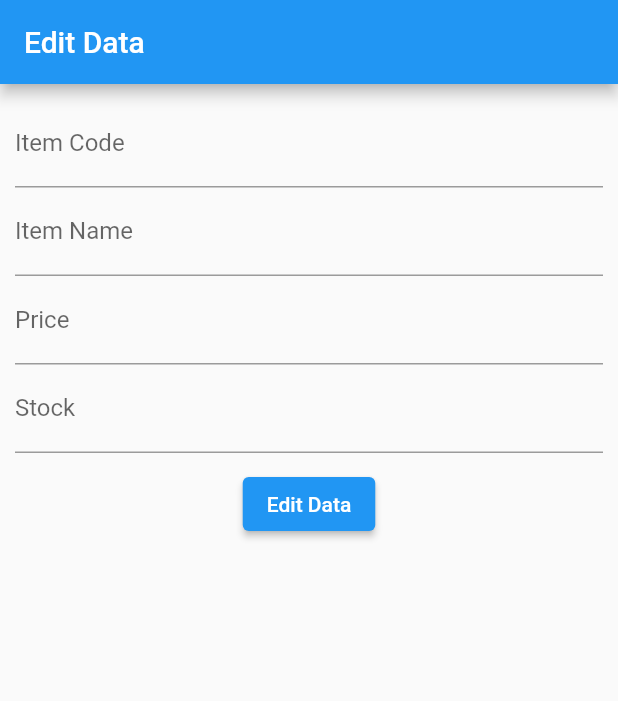
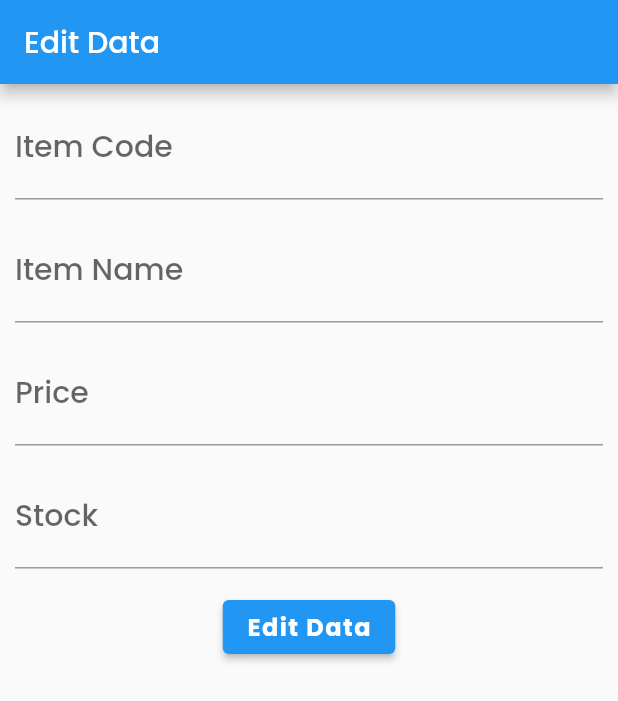
Before and after one commit to Yogadimas/MyStoreFlutter, a Flutter app: the EditData screen opened directly, on a phone screen of 412 x 824 dp. Shown: the top 701 px of the screen. Run offline on Flutter 3.47's test engine with Material 2 defaults, Android fonts, the phone set to English and light mode, and no system bars; network calls fail; statements that could not run were skipped.

Commit message:
UI UX Design
- Menambahkan textStyle
- Perbaikan navigator kembali ke halaman sebelumnya pada halaman edit
  data

```diff
--- a/lib/editdata.dart
+++ b/lib/editdata.dart
@@ -1,6 +1,8 @@
 import 'package:flutter/material.dart';
 import 'package:http/http.dart' as http;
+import 'package:my_store_flutter/detaildata.dart';
 import 'package:my_store_flutter/main.dart';
+import 'package:my_store_flutter/themes/themes.dart';
 
 class EditData extends StatefulWidget {
   // const EditData({ Key? key }) : super(key: key);
@@ -45,7 +47,19 @@ class _EditDataState extends State<EditData> {
 
   @override
   Widget build(BuildContext context) {
-    return Scaffold(
+    return WillPopScope(
+      onWillPop: () async {
+        Navigator.pushReplacement(
+          context,
+          MaterialPageRoute(
+              builder: (context) => Detail(
+                    list: widget.list,
+                    index: widget.index,
+                  )),
+        );
+        return false;
+      },
+      child: Scaffold(
         appBar: AppBar(
           title: Text("Edit Data"),
         ),
@@ -54,41 +68,47 @@ class _EditDataState extends State<EditData> {
             padding: const EdgeInsets.all(10.0),
             child: Column(children: [
               TextField(
+                style: mediumTextStyle,
                 controller: controllerCode,
                 decoration: InputDecoration(
-                  hintText: "Item Code", labelText: "Item Code"),
+                    hintText: "Item Code", labelText: "Item Code", labelStyle: TextStyle(fontSize: 20)),
               ),
+              SizedBox(height: 15,),
               TextField(
+                      style: mediumTextStyle,
                 controller: controllerName,
                 decoration: InputDecoration(
-                  hintText: "Item Name", labelText: "Item Name"),
+                    hintText: "Item Name", labelText: "Item Name", labelStyle: TextStyle(fontSize: 20)),
               ),
+               SizedBox(height: 15,),
               TextField(
+                      style: mediumTextStyle,
                 controller: controllerPrice,
                 decoration:
-                  InputDecoration(hintText: "Price", labelText: "Price"),
+                    InputDecoration(hintText: "Price", labelText: "Price", labelStyle: TextStyle(fontSize: 20)),
               ),
+               SizedBox(height: 15,),
               TextField(
+                      style: mediumTextStyle,
                 controller: controllerStock,
                 decoration:
-                  InputDecoration(hintText: "Stock", labelText: "Stock"),
+                    InputDecoration(hintText: "Stock", labelText: "Stock", labelStyle: TextStyle(fontSize: 20)),
               ),
               SizedBox(
-              height: 10,
+                height: 15,
               ),
               ElevatedButton(
                   onPressed: () {
                     editData();
                     Navigator.pushAndRemoveUntil(
                       context,
-                    MaterialPageRoute(
-                        builder: (context) =>
-                            MyApp()),
+                      MaterialPageRoute(builder: (context) => MyApp()),
                       (Route<dynamic> route) => false,
                     );
                   },
-                child: Text("Edit Data"))
+                  child: Text("Edit Data", style: buttonTextStyle))
             ]),
+          ),
         ),
       ),
     );
--- a/lib/main.dart
+++ b/lib/main.dart
@@ -12,7 +12,8 @@ class MyApp extends StatelessWidget {
   @override
   Widget build(BuildContext context) {
     return MaterialApp(
-
+      debugShowCheckedModeBanner: false,
+      theme: ThemeData(fontFamily: 'Poppins'),
       home: ReadData(),
     );
   }
--- /dev/null
+++ b/lib/themes/themes.dart
@@ -0,0 +1,15 @@
+import 'package:flutter/material.dart';
+
+Color blackColor = const Color(0xff181A18);
+
+TextStyle mediumTextStyle = TextStyle(
+  color: blackColor,
+  fontWeight: FontWeight.w500,
+  fontSize: 16,
+);
+TextStyle buttonTextStyle = TextStyle(
+  color: Colors.white,
+  fontWeight: FontWeight.w700,
+  letterSpacing: 1,
+  fontSize: 16,
+);
```
Also changed, not shown: lib/adddata.dart (+13 -5 lines), lib/detaildata.dart (+62 -20 lines), lib/readdata.dart (+11 -3 lines), pubspec.yaml (+9 -0 lines), assets/fonts/Poppins-Bold.ttf (added), assets/fonts/Poppins-Light.ttf (added), assets/fonts/Poppins-Medium.ttf (added). Lines whose indentation alone changed are shown as unchanged.
